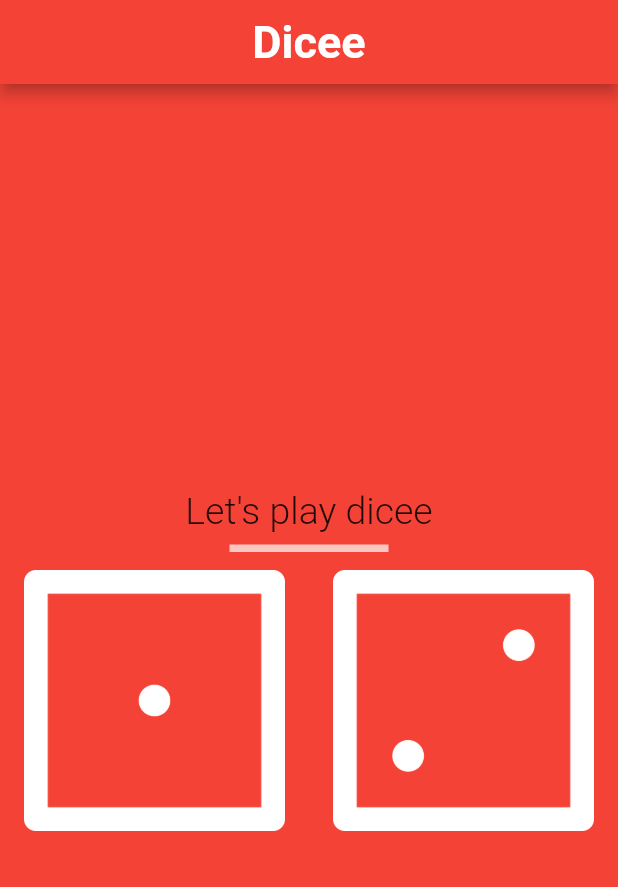
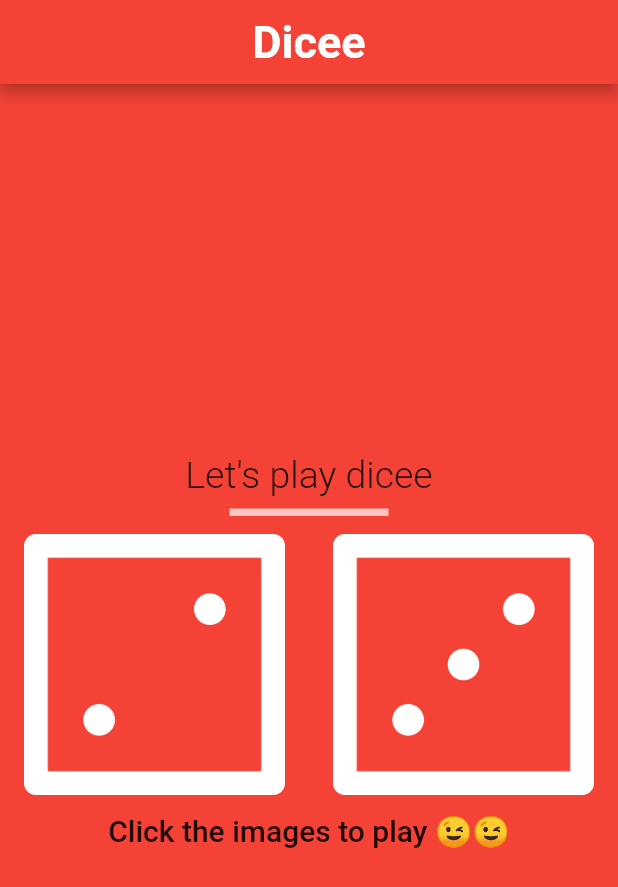
Before and after one commit to faisal-kn/dicee, a Flutter app: the screen it shows after launch, on a phone screen of 412 x 824 dp. Shown: the top 887 px of the screen. Run offline on Flutter 3.47's test engine with Material 2 defaults, Android fonts, the phone set to English and light mode, and no system bars.

```diff
--- a/lib/main.dart
+++ b/lib/main.dart
@@ -1,10 +1,20 @@
 import 'package:flutter/material.dart';
+import 'dart:math';
 
 void main() {
   runApp(MyApp());
 }
 
-class MyApp extends StatelessWidget {
+class MyApp extends StatefulWidget {
+  const MyApp({Key? key}) : super(key: key);
+
+  @override
+  _MyAppState createState() => _MyAppState();
+}
+
+class _MyAppState extends State<MyApp> {
+  int leftDiceNo = 2;
+  int rightDiceNo = 3;
   @override
   Widget build(BuildContext context) {
     return MaterialApp(
@@ -29,14 +39,14 @@ class MyApp extends StatelessWidget {
                 ),
               ),
               SizedBox(
-                width:130.0,
+                width: 130.0,
                 height: 25.0,
                 child: Padding(
                   padding: const EdgeInsets.all(12.0),
                   child: Divider(
                     height: 5.0,
-                    thickness:5.0,
-                    color:Colors.white70,
+                    thickness: 5.0,
+                    color: Colors.white70,
                   ),
                 ),
               ),
@@ -44,18 +54,34 @@ class MyApp extends StatelessWidget {
                 Expanded(
                   child: FlatButton(
                       onPressed: () {
-                        print('Button got pressed');
+                        setState(() {
+                          leftDiceNo = Random().nextInt(6) + 1;
+                        });
                       },
-                      child: Image.asset('images/dice1.png')),
+                      child: Image.asset('images/dice$leftDiceNo.png')),
                 ),
                 Expanded(
                   child: FlatButton(
                       onPressed: () {
-                        print('Button 2 got pressed');
+                        setState(() {
+                          rightDiceNo = Random().nextInt(6) + 1;
+                        });
                       },
-                      child: Image.asset('images/dice2.png')),
+                      child: Image.asset('images/dice$rightDiceNo.png')),
                 ),
-              ])
+              ]),
+              Container(
+                child:Padding(
+                  padding: const EdgeInsets.all(12.0),
+                  child: Text(
+                    'Click the images to play 😉😉',
+                    style:TextStyle(
+                      fontWeight: FontWeight.w500,
+                      fontSize: 20.0,
+                    ),
+                  ),
+                ),
+              ),
             ]),
       ),
     );
```
